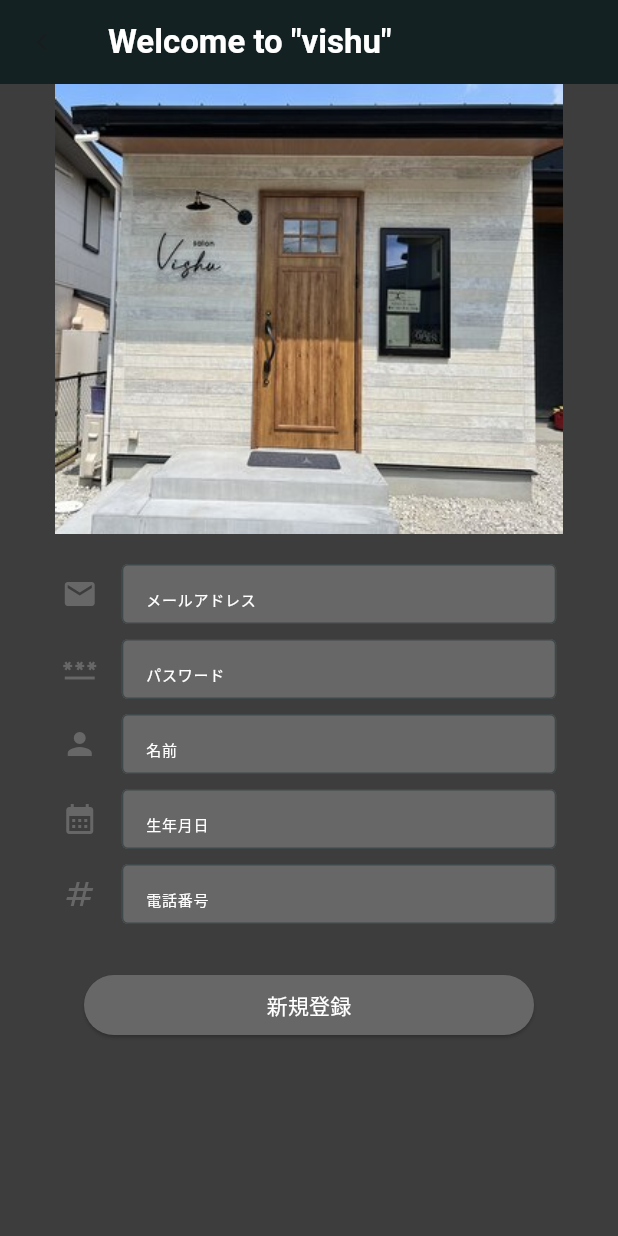
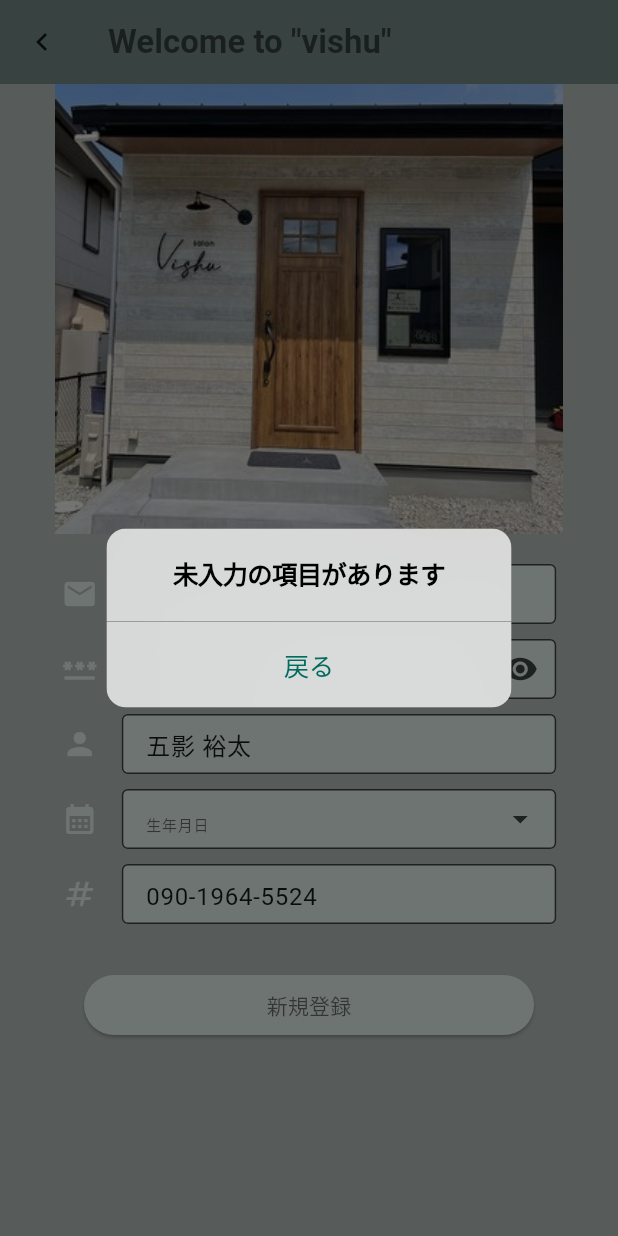
Before and after one commit to fiveprogram/saon_vishu, a Flutter app: the SignUpPage screen opened directly, after a tap on "新規登録", on a phone screen of 412 x 824 dp. Run offline on Flutter 3.47's test engine with Material 2 defaults, Android fonts, the phone set to English and light mode, and no system bars; our stand-ins replace cloud_firestore, firebase_auth, firebase_core, flutter_datetime_picker, flutter_riverpod, flutter_signin_button and 1 more; accounts and stored records are empty.

Commit message:
SignInPage_complete

```diff
--- /dev/null
+++ b/lib/domain/is_loading.dart
@@ -0,0 +1,11 @@
+class IsLoading {
+  bool isLoading = false;
+
+  bool startLoading() {
+    return isLoading = true;
+  }
+
+  bool endLoading() {
+    return isLoading = false;
+  }
+}
--- a/lib/menu/menu_model.dart
+++ b/lib/menu/menu_model.dart
@@ -2,7 +2,7 @@ import 'package:cloud_firestore/cloud_firestore.dart';
 import 'package:firebase_auth/firebase_auth.dart';
 import 'package:flutter/material.dart';
 
-import 'menu.dart';
+import '../domain/menu.dart';
 
 class MenuModel extends ChangeNotifier {
   List<Menu> menuList = [];
--- a/lib/river_pods/river_pod.dart
+++ b/lib/river_pods/river_pod.dart
@@ -1,11 +1,14 @@
 import 'package:flutter_riverpod/flutter_riverpod.dart';
+import 'package:salon_vishu/domain/is_loading.dart';
 import 'package:salon_vishu/menu/menu_model.dart';
 import 'package:salon_vishu/sign_up/sign_up_model.dart';
 
 import '../sign_in/sign_in_model.dart';
 
-final signInControllerProvider = ChangeNotifierProvider((ref) => SignInModel());
+final signInModelProvider = ChangeNotifierProvider((ref) => SignInModel());
 
-final signUpControllerProvider = ChangeNotifierProvider((ref) => SignUpModel());
+final signUpModelProvider = ChangeNotifierProvider((ref) => SignUpModel());
 
 final menuPageProvider = ChangeNotifierProvider((ref) => MenuModel());
+
+final loadingProvider = StateProvider((ref) => IsLoading());
--- a/lib/sign_up/sign_up_model.dart
+++ b/lib/sign_up/sign_up_model.dart
@@ -2,45 +2,112 @@ import 'package:cloud_firestore/cloud_firestore.dart';
 import 'package:firebase_auth/firebase_auth.dart';
 import 'package:flutter/cupertino.dart';
 import 'package:flutter/material.dart';
+import 'package:flutter_datetime_picker/flutter_datetime_picker.dart';
+import 'package:flutter_riverpod/flutter_riverpod.dart';
+import 'package:hexcolor/hexcolor.dart';
+
+import '../river_pods/river_pod.dart';
 
 class SignUpModel extends ChangeNotifier {
-  final emailController = TextEditingController();
-  final passController = TextEditingController();
-  final nameController = TextEditingController();
+  final emailController =
+      TextEditingController(text: 'yuta.nanana.tennis@gmail.com');
+  final passController = TextEditingController(text: '03Yuta16');
+  final nameController = TextEditingController(text: '五影 裕太');
   final birthDayController = TextEditingController();
-  final telephoneNumberController = TextEditingController();
+  final telephoneNumberController =
+      TextEditingController(text: '090-1964-5524');
 
-  Future<void> registerUserInformation(User? uid) async {
-    await FirebaseFirestore.instance.collection('users').add({
-      'uid': uid,
-      'email': emailController.text,
-      'name': nameController.text,
-      'birthDay': birthDayController.text,
-    });
+  DateTime? dates;
+
+  ///cupertinoPicker 生年月日
+  Future<void> birthDayPicker(BuildContext context) async {
+    DatePicker.showDatePicker(context,
+        showTitleActions: true,
+        minTime: DateTime(1920, 3, 5),
+        maxTime: DateTime.now(), onChanged: (date) {
+      null;
+    }, onConfirm: (date) {
+      birthDayController.text = '${date.year}年${date.month}月${date.day}日';
+      dates = date;
+      notifyListeners();
+    },
+        currentTime: birthDayController.text.isEmpty ? DateTime.now() : dates,
+        locale: LocaleType.jp);
   }
 
   ///signUpMethod
-  Future<void> signUpTransition(BuildContext context) async {
+  Future<void> signUpTransition(BuildContext context, WidgetRef ref) async {
+    final loading = ref.watch(loadingProvider.notifier).state;
+    loading.startLoading();
+    print(loading.isLoading);
+    notifyListeners();
+
     try {
-      await FirebaseAuth.instance.createUserWithEmailAndPassword(
+      if (emailController.text.isEmpty ||
+          passController.text.isEmpty ||
+          nameController.text.isEmpty ||
+          birthDayController.text.isEmpty ||
+          telephoneNumberController.text.isEmpty) {
+        showDialog(
+            context: context,
+            builder: (context) {
+              return CupertinoAlertDialog(
+                title: const Text('未入力の項目があります'),
+                actions: [
+                  CupertinoButton(
+                      child: const Text('戻る'),
+                      onPressed: () {
+                        Navigator.pop(context);
+                      })
+                ],
+              );
+            });
+        return;
+      }
+      UserCredential userCredential =
+          await FirebaseAuth.instance.createUserWithEmailAndPassword(
         email: emailController.text,
         password: passController.text,
       );
+
+      await FirebaseFirestore.instance.collection('users').add({
+        'uid': userCredential.user!.uid,
+        'email': emailController.text,
+        'name': nameController.text,
+        'birthDay': birthDayController.text,
+        'telephoneNumber': telephoneNumberController.text
+      });
     } on FirebaseAuthException catch (e) {
-      final snackBar = SnackBar(content: Text(e.code));
-      if (e.code == 'auth/invalid-email') {
+      ///snackBarを定義
+      SnackBar snackBar = SnackBar(
+        content: Text(
+          e.code,
+          style: const TextStyle(color: Colors.black54),
+        ),
+        backgroundColor: HexColor('#8d9895'),
+      );
+
+      if (e.code == 'weak-password') {
         ScaffoldMessenger.of(context).showSnackBar(snackBar);
-      } else if (e.code == 'auth/user-disabled') {
+        notifyListeners();
+      } else if (e.code == 'email-already-in-use') {
         ScaffoldMessenger.of(context).showSnackBar(snackBar);
-      } else if (e.code == 'auth/user-not-found') {
+        notifyListeners();
+      } else if (e.code == 'invalid-email') {
         ScaffoldMessenger.of(context).showSnackBar(snackBar);
-      } else if (e.code == 'auth/wrong-password') {
+        notifyListeners();
+      } else if (e.code == 'too-many-requests') {
         ScaffoldMessenger.of(context).showSnackBar(snackBar);
-      } else if (e.code == 'auth/too-many-requests') {
+        notifyListeners();
+      } else if (e.code == 'user-disabled') {
         ScaffoldMessenger.of(context).showSnackBar(snackBar);
-      } else {
-        ScaffoldMessenger.of(context).showSnackBar(snackBar);
+        notifyListeners();
       }
+    } finally {
+      loading.endLoading();
+      print(loading.isLoading);
+
+      notifyListeners();
     }
   }
 }
--- a/lib/sign_up/sign_up_page.dart
+++ b/lib/sign_up/sign_up_page.dart
@@ -1,8 +1,9 @@
 import 'package:flutter/material.dart';
+import 'package:flutter/services.dart';
 import 'package:flutter_riverpod/flutter_riverpod.dart';
 import 'package:hexcolor/hexcolor.dart';
-import 'package:salon_vishu/appBar.dart';
-import 'package:salon_vishu/sign_up/sign_up_model.dart';
+import 'package:salon_vishu/widget/appBar.dart';
+import 'package:salon_vishu/widget/auth_form_field.dart';
 
 import '../river_pods/river_pod.dart';
 
@@ -12,88 +13,116 @@ class SignUpPage extends ConsumerWidget {
   @override
   Widget build(BuildContext context, WidgetRef ref) {
     final width = MediaQuery.of(context).size.width;
-    final controllerModel = ref.watch(signUpControllerProvider.notifier);
+    final model = ref.watch(signUpModelProvider.notifier);
+    final loading = ref.watch(loadingProvider.notifier).state;
 
     return Scaffold(
       appBar: vishuAppBar(appBarTitle: 'Welcome to "vishu"'),
-      body: SizedBox(
+      body: Stack(
+        children: [
+          SizedBox(
             width: width,
             child: Column(
               children: [
                 vishuImage(width),
                 const SizedBox(height: 20),
-            authFormField(
+                AuthFormField(
+                    isSuffixIcon: false,
+                    isVisivilly: false,
+                    isPicker: false,
+                    width: width,
+                    signUpModel: model,
+                    textEditingController: model.emailController,
                     icon: Icons.email,
-                hintText: 'メールアドレス',
-                controller: controllerModel,
+                    hintText: 'メールアドレス'),
+                const SizedBox(height: 10),
+                AuthFormField(
+                    isSuffixIcon: true,
+                    isVisivilly: false,
+                    isPicker: false,
                     width: width,
-                textController: controllerModel.emailController),
+                    signUpModel: model,
+                    textEditingController: model.passController,
+                    icon: Icons.password,
+                    hintText: 'パスワード'),
                 const SizedBox(height: 10),
-            authFormField(
-                icon: Icons.password,
-                hintText: 'パスワード',
-                controller: controllerModel,
+                AuthFormField(
+                    isSuffixIcon: false,
+                    isVisivilly: false,
+                    isPicker: false,
                     width: width,
-                textController: controllerModel.passController),
+                    signUpModel: model,
+                    textEditingController: model.nameController,
+                    icon: Icons.person,
+                    hintText: '名前'),
                 const SizedBox(height: 10),
-            authFormField(
-                icon: Icons.person,
-                hintText: '名前',
-                controller: controllerModel,
-                width: width,
-                textController: controllerModel.nameController),
+                SizedBox(
+                  height: 40,
+                  width: width * 0.8,
+                  child: TextFormField(
+                    onTap: () {
+                      model.birthDayPicker(context);
+                    },
+                    readOnly: true,
+                    controller: model.birthDayController,
+                    decoration: InputDecoration(
+                      suffixIcon: const Icon(Icons.arrow_drop_down),
+                      filled: true,
+                      fillColor: HexColor('#f0fcf8'),
+                      border: const OutlineInputBorder(),
+                      hintText: '生年月日',
+                      hintStyle: const TextStyle(
+                          fontSize: 10.0, color: Colors.black54),
+                      icon: Icon(
+                        Icons.calendar_month,
+                        color: HexColor('#f0fcf8'),
+                      ),
+                    ),
+                  ),
+                ),
                 const SizedBox(height: 10),
-            authFormField(
-                icon: Icons.calendar_month,
-                hintText: '生年月日',
-                controller: controllerModel,
-                width: width,
-                textController: controllerModel.birthDayController),
-            const SizedBox(height: 10),
-            authFormField(
-                icon: Icons.numbers,
+                SizedBox(
+                  height: 40,
+                  width: width * 0.8,
+                  child: TextFormField(
+                    controller: model.telephoneNumberController,
+                    keyboardType: TextInputType.number,
+                    inputFormatters: [FilteringTextInputFormatter.digitsOnly],
+                    decoration: InputDecoration(
+                      filled: true,
+                      fillColor: HexColor('#f0fcf8'),
+                      border: const OutlineInputBorder(),
                       hintText: '電話番号',
-                controller: controllerModel,
-                width: width,
-                textController: controllerModel.telephoneNumberController),
+                      hintStyle: const TextStyle(
+                          fontSize: 10.0, color: Colors.black54),
+                      icon: Icon(
+                        Icons.numbers,
+                        color: HexColor('#f0fcf8'),
+                      ),
+                    ),
+                  ),
+                ),
                 const SizedBox(height: 30),
                 SizedBox(
                     width: 300,
                     child: ElevatedButton(
                         style: ElevatedButton.styleFrom(
-                        backgroundColor: HexColor('#676767'),
-                        foregroundColor:
-                            const Color.fromARGB(255, 255, 255, 255)),
-                    onPressed: () {},
+                            backgroundColor: HexColor('#f0fcf8'),
+                            foregroundColor: Colors.black54),
+                        onPressed: () {
+                          model.signUpTransition(context, ref);
+                        },
                         child: const Text('新規登録'))),
               ],
             ),
           ),
-    );
-  }
-
-  SizedBox authFormField(
-      {required double width,
-      required SignUpModel controller,
-      required TextEditingController textController,
-      required IconData icon,
-      required String hintText}) {
-    return SizedBox(
-      height: 40,
-      width: width * 0.8,
-      child: TextFormField(
-        controller: textController,
-        decoration: InputDecoration(
-          filled: true,
-          fillColor: HexColor('#676767'),
-          border: const OutlineInputBorder(),
-          hintText: hintText,
-          hintStyle: const TextStyle(fontSize: 10.0, color: Colors.white),
-          icon: Icon(
-            icon,
-            color: HexColor('#676767'),
-          ),
-        ),
+          if (loading.isLoading)
+            Container(
+              height: MediaQuery.of(context).size.height,
+              width: MediaQuery.of(context).size.width,
+              color: Colors.black,
+            )
+        ],
       ),
     );
   }
--- a/lib/appBar.dart
+++ b/lib/widget/appBar.dart
@@ -16,10 +16,10 @@ PreferredSize vishuAppBar({required String appBarTitle}) {
         filter: ImageFilter.blur(sigmaX: 50, sigmaY: 50),
         child: AppBar(
           systemOverlayStyle: SystemUiOverlayStyle.light,
-          backgroundColor: HexColor("#171717"),
+          backgroundColor: HexColor("#8d9895"),
           title: Text(appBarTitle,
               style: const TextStyle(
-                  fontWeight: FontWeight.bold, color: Colors.white)),
+                  fontWeight: FontWeight.bold, color: Colors.black54)),
           leading: const Icon(Icons.chevron_left),
           elevation: 10.0,
         ),
--- /dev/null
+++ b/lib/widget/auth_form_field.dart
@@ -0,0 +1,75 @@
+import 'package:flutter/cupertino.dart';
+import 'package:flutter/material.dart';
+import 'package:hexcolor/hexcolor.dart';
+import 'package:salon_vishu/sign_in/sign_in_model.dart';
+import 'package:salon_vishu/sign_up/sign_up_model.dart';
+
+// ignore: must_be_immutable
+class AuthFormField extends StatefulWidget {
+  double width;
+  SignUpModel? signUpModel;
+  SignInModel? signInModel;
+  TextEditingController textEditingController;
+  IconData icon;
+  bool isSuffixIcon;
+  bool isVisivilly = false;
+  bool isPicker;
+  String hintText;
+  AuthFormField(
+      {required this.width,
+      this.signUpModel,
+      this.signInModel,
+      required this.textEditingController,
+      required this.icon,
+      required this.isSuffixIcon,
+      required this.isVisivilly,
+      required this.isPicker,
+      required this.hintText,
+      Key? key})
+      : super(key: key);
+
+  @override
+  State<AuthFormField> createState() => _AuthFormFieldState();
+}
+
+class _AuthFormFieldState extends State<AuthFormField> {
+  @override
+  Widget build(BuildContext context) {
+    return SizedBox(
+      height: 40,
+      width: widget.width * 0.8,
+      child: TextFormField(
+        obscureText: widget.isVisivilly,
+        controller: widget.textEditingController,
+        onTap: widget.isPicker
+            ? () {
+                widget.signUpModel!.birthDayPicker(context);
+              }
+            : null,
+        decoration: InputDecoration(
+          suffixIcon: widget.isSuffixIcon
+              ? IconButton(
+                  icon: widget.isVisivilly
+                      ? const Icon(Icons.visibility_off)
+                      : const Icon(Icons.visibility),
+                  onPressed: () {
+                    setState(() {
+                      widget.isVisivilly = !widget.isVisivilly;
+                    });
+                    print(widget.isVisivilly);
+                  })
+              : null,
+          filled: true,
+          fillColor: HexColor('#f0fcf8'),
+          border: const OutlineInputBorder(),
+          hintText: widget.hintText,
+          hintStyle: const TextStyle(fontSize: 10.0, color: Colors.black54),
+          icon: Icon(
+            widget.icon,
+            color: HexColor('#f0fcf8'),
+          ),
+        ),
+      ),
+    );
+  }
+}
--- a/pubspec.yaml
+++ b/pubspec.yaml
@@ -42,6 +42,10 @@ dependencies:
   firebase_auth: ^4.2.0
   cloud_firestore: ^4.2.0
   hexcolor: ^3.0.1
+  flutter_datetime_picker: ^1.5.1
+
+  intl: ^0.17.0
+
 
 dev_dependencies:
   flutter_test:
```
Also changed, not shown: lib/main.dart (+24 -5 lines), lib/menu/menu_card.dart (+59 -46 lines), lib/menu/menu_page.dart (+11 -20 lines), lib/sign_in/sign_in_model.dart (+24 -10 lines), lib/sign_in/sign_in_page.dart (+28 -48 lines), lib/domain/menu.dart (renamed from lib/menu/menu.dart), lib/firebase_option/firebase_options.dart (added), pubspec.lock, 5 other files. Lines whose indentation alone changed are shown as unchanged.
